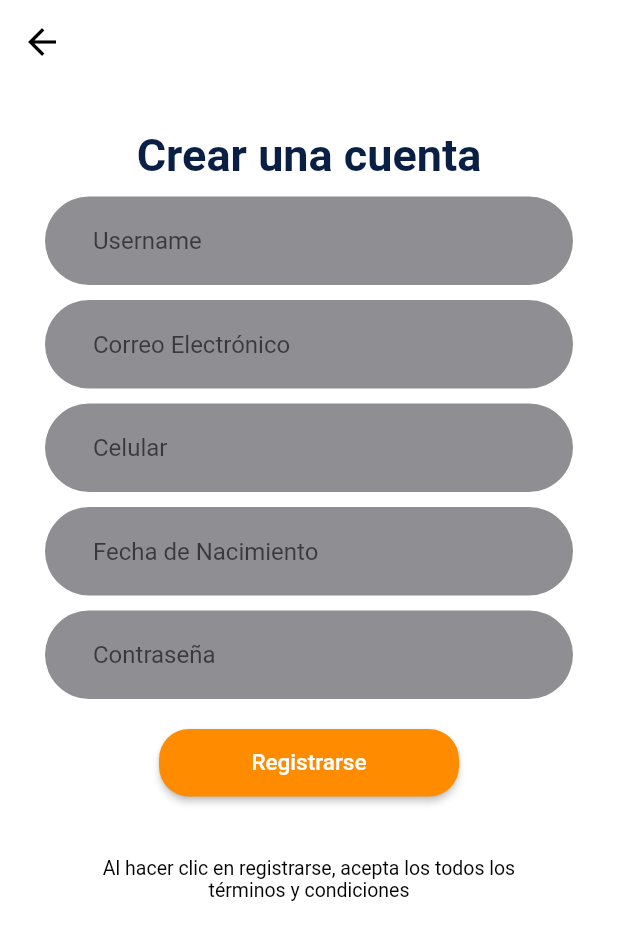
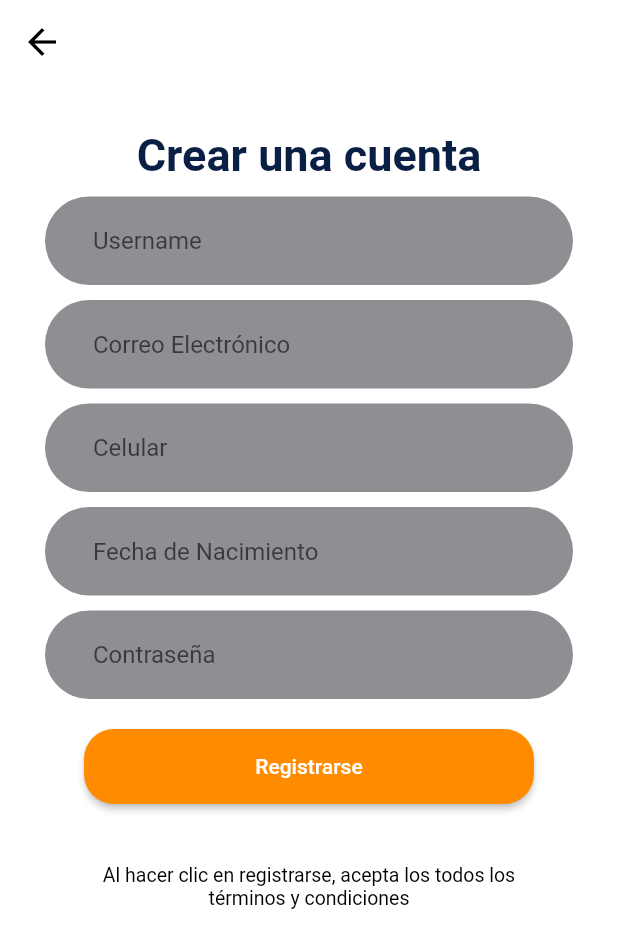
Before and after one commit to mandra500/App_Delivery, a Flutter app: the SignUpPage screen opened by its route, on a phone screen of 412 x 824 dp. Shown: the top 948 px of the screen. Run offline on Flutter 3.47's test engine with Material 2 defaults, Android fonts, the phone set to English and light mode, and no system bars; network calls fail; key blocks and very long unbroken strings in the code were emptied for the run.

Commit message:
Tercera refactoruzación

```diff
--- a/lib/src/features/presentation/commons_widgets/alert_dialog.dart
+++ b/lib/src/features/presentation/commons_widgets/alert_dialog.dart
@@ -22,8 +22,10 @@ void showAlertDialog(BuildContext context, ImageProvider<Object> imagePath,
               ),
               Container(
                 margin: const EdgeInsets.all(20.0),
-                child: headerText(headerTitle, Theme.of(context).primaryColor,
-                    FontWeight.bold, 20.0),
+                child: headerText(
+                    texto: headerTitle,
+                    color: Theme.of(context).primaryColor,
+                    fontSize: 20.0),
               ),
               Container(
                 margin: const EdgeInsets.all(10.0),
--- a/lib/src/features/presentation/commons_widgets/header_text.dart
+++ b/lib/src/features/presentation/commons_widgets/header_text.dart
@@ -1,7 +1,10 @@
 import 'package:flutter/material.dart';
 
 Widget headerText(
-    String texto, Color color, FontWeight fontWeight, double fontSize) {
+    {String texto = "",
+    Color color = Colors.black,
+    FontWeight fontWeight = FontWeight.bold,
+    required double fontSize}) {
   return Text(texto,
       style:
           TextStyle(color: color, fontWeight: fontWeight, fontSize: fontSize));
--- a/lib/src/features/presentation/forgot_password_page/View/forgot_password.dart
+++ b/lib/src/features/presentation/forgot_password_page/View/forgot_password.dart
@@ -25,8 +25,10 @@ class ForgotPassword extends StatelessWidget {
           padding: const EdgeInsets.all(30.0),
           child: Column(
             children: [
-              headerText('Has olvidado tu contraseña',
-                  Theme.of(context).primaryColor, FontWeight.bold, 30.0),
+              headerText(
+                  texto: 'Has olvidado tu contraseña',
+                  color: Theme.of(context).primaryColor,
+                  fontSize: 30.0),
               const SizedBox(height: 20),
               Container(
                 padding: const EdgeInsets.all(10.0),
--- a/lib/src/features/presentation/sign_up_page/View/sign_up_page.dart
+++ b/lib/src/features/presentation/sign_up_page/View/sign_up_page.dart
@@ -1,5 +1,7 @@
+import 'package:app_restaurant/src/colors/colors.dart';
 import 'package:app_restaurant/src/features/presentation/commons_widgets/back_button.dart';
 import 'package:app_restaurant/src/features/presentation/commons_widgets/header_text.dart';
+import 'package:app_restaurant/src/features/presentation/commons_widgets/rounded_button.dart';
 import 'package:flutter/material.dart';
 
 class SignUpPage extends StatelessWidget {
@@ -20,14 +22,21 @@ class SignUpPage extends StatelessWidget {
           padding: const EdgeInsets.all(30),
           child: Column(
             children: [
-              headerText('Crear una cuenta', Theme.of(context).primaryColor,
-                  FontWeight.bold, 30.0),
+              headerText(
+                  texto: 'Crear una cuenta',
+                  color: Theme.of(context).primaryColor,
+                  fontSize: 30.0),
               _usernameInput(context),
               _emailInput(context),
               _phoneInput(context),
               _dateOfBirthInput(context),
               _passwordInput(context),
-              _signUpButton(context),
+              roundedButton(
+                  context: context,
+                  labelButton: 'Registrarse',
+                  color: orange,
+                  funcx: () {}),
+              //_signUpButton(context),
               Container(
                   padding:
                       const EdgeInsets.symmetric(horizontal: 20, vertical: 40),
@@ -130,27 +139,3 @@ Widget _passwordInput(BuildContext context) {
     ),
   );
 }
-
-Widget _signUpButton(BuildContext context) {
-  return Container(
-    width: 200,
-    height: 65,
-    padding: const EdgeInsets.only(top: 20),
-    child: ElevatedButton(
-      onPressed: () {},
-      style: ElevatedButton.styleFrom(
-        shape: RoundedRectangleBorder(
-          borderRadius: BorderRadius.circular(20),
-        ),
-        backgroundColor: Theme.of(context).colorScheme.secondary,
-      ),
-      child: const Text(
-        'Registrarse',
-        style: TextStyle(
-          color: Colors.white,
-          fontSize: 15,
-        ),
-      ),
-    ),
-  );
-}
--- a/lib/src/routes/routes.dart
+++ b/lib/src/routes/routes.dart
@@ -1,4 +1,5 @@
 import 'package:app_restaurant/src/features/presentation/forgot_password_page/View/forgot_password.dart';
+import 'package:app_restaurant/src/features/presentation/search_page/view/search_view.dart';
 import 'package:app_restaurant/src/features/presentation/sign_up_page/View/sign_up_page.dart';
 import 'package:app_restaurant/src/features/presentation/Welcome_page/View/welcome_page.dart';
 import 'package:app_restaurant/src/features/presentation/login_page/View/login_page.dart';
@@ -10,5 +11,6 @@ final routes = <String, WidgetBuilder>{
   'login': (BuildContext context) => const LoginPage(),
   'forgot-password': (BuildContext context) => const ForgotPassword(),
   'sign-up': (BuildContext context) => const SignUpPage(),
-  'tabs': (BuildContext context) => const TabsPage()
+  'tabs': (BuildContext context) => const TabsPage(),
+  'search': (BuildContext context) => const SearchPage()
 };
```
Also changed, not shown: lib/src/features/presentation/commons_widgets/card_vertical.dart (added, +45 -0 lines), lib/src/features/presentation/commons_widgets/header_double.dart (added, +27 -0 lines), lib/src/features/presentation/search_page/view/search_view.dart (added, +93 -0 lines), lib/src/features/presentation/tabs/explore_tab/View/explore_tab.dart (+17 -9 lines), lib/src/features/presentation/tabs/tabs_pages.dart (+10 -29 lines).
